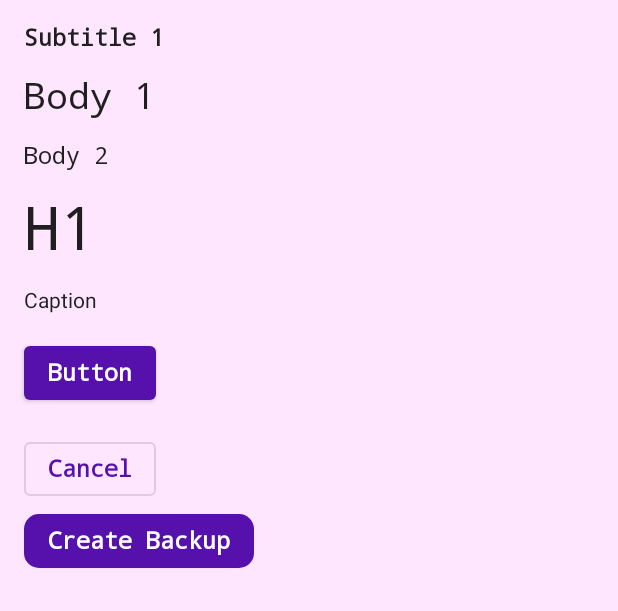
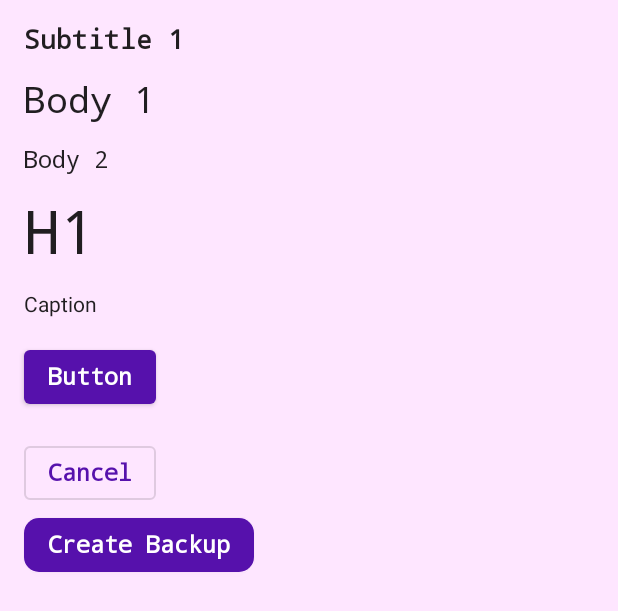
Before and after one commit to Bruno125/Compose-Challenges, an Android app built with Jetpack Compose: the @Preview function TypographyPreview, on a phone screen of 412 x 824 dp. Shown: the top 611 px of the screen. Run offline under Robolectric (Android 15) with nearby library versions, the phone set to English and light mode, and no system bars; libraries missing offline, so code that uses them is left out: androidx.ui.tooling; 4 statements that could not run were skipped.

Commit message:
Work In Progress - Savepoint

```diff
--- a/app/src/main/java/com/bruno/aybar/composechallenges/backup/BackupUi.kt
+++ b/app/src/main/java/com/bruno/aybar/composechallenges/backup/BackupUi.kt
@@ -2,7 +2,7 @@ package com.bruno.aybar.composechallenges.backup
 
 sealed class BackupUi {
 
-    object RequestBackup: BackupUi()
+    data class RequestBackup(val lastBackup: String): BackupUi()
 
     data class BackupInProgress(val progress: Float): BackupUi()
 
--- a/app/src/main/java/com/bruno/aybar/composechallenges/ui/Type.kt
+++ b/app/src/main/java/com/bruno/aybar/composechallenges/ui/Type.kt
@@ -25,8 +25,8 @@ import com.bruno.aybar.composechallenges.utils.animationSequence
 val typography = Typography(
     subtitle1 = TextStyle(
         fontFamily = FontFamily.Monospace,
-        fontWeight = FontWeight.Bold,
-        fontSize = 16.sp
+        fontWeight = FontWeight.ExtraBold,
+        fontSize = 18.sp
     ),
     body1 = TextStyle(
         fontFamily = FontFamily.Monospace,
```
Also changed, not shown: app/src/main/java/com/bruno/aybar/composechallenges/backup/RequestBackupScreen.kt (+7 -17 lines).
